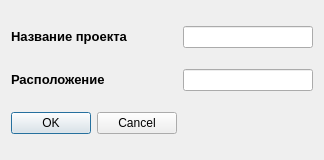
Before: the Qt Designer form createproject.ui in VampireVol/NetworkDiagramEditor, drawn with Qt 5.
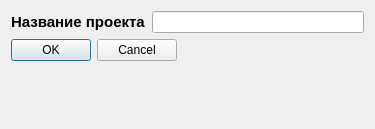
After: the same form once the commit is applied.

The edit to the form file:
```diff
--- a/createproject.ui
+++ b/createproject.ui
@@ -6,40 +6,61 @@
    <rect>
     <x>0</x>
     <y>0</y>
-    <width>324</width>
-    <height>160</height>
+    <width>375</width>
+    <height>129</height>
    </rect>
   </property>
+  <property name="sizePolicy">
+   <sizepolicy hsizetype="Preferred" vsizetype="Fixed">
+    <horstretch>0</horstretch>
+    <verstretch>0</verstretch>
+   </sizepolicy>
+  </property>
   <property name="windowTitle">
    <string>Dialog</string>
   </property>
   <layout class="QGridLayout" name="gridLayout">
    <item row="0" column="0">
-    <widget class="QLabel" name="label">
+    <layout class="QVBoxLayout" name="verticalLayout">
+     <item>
+      <layout class="QHBoxLayout" name="horizontalLayout">
+       <item alignment="Qt::AlignHCenter|Qt::AlignVCenter">
+        <widget class="QLabel" name="nameProjectLabel">
      <property name="text">
-      <string>&lt;html&gt;&lt;head/&gt;&lt;body&gt;&lt;p&gt;&lt;span style=&quot; font-size:10pt; font-weight:600;&quot;&gt;Название проекта&lt;/span&gt;&lt;/p&gt;&lt;/body&gt;&lt;/html&gt;</string>
+          <string>&lt;html&gt;&lt;head/&gt;&lt;body&gt;&lt;p&gt;&lt;span style=&quot; font-size:11pt; font-weight:600;&quot;&gt;Название проекта&lt;/span&gt;&lt;/p&gt;&lt;/body&gt;&lt;/html&gt;</string>
      </property>
     </widget>
    </item>
-   <item row="1" column="1">
-    <widget class="QLineEdit" name="lineEdit_2"/>
-   </item>
-   <item row="1" column="0">
-    <widget class="QLabel" name="label_2">
-     <property name="text">
-      <string>&lt;html&gt;&lt;head/&gt;&lt;body&gt;&lt;p&gt;&lt;span style=&quot; font-size:10pt; font-weight:600;&quot;&gt;Расположение&lt;/span&gt;&lt;/p&gt;&lt;/body&gt;&lt;/html&gt;</string>
-     </property>
-    </widget>
-   </item>
-   <item row="0" column="1">
-    <widget class="QLineEdit" name="lineEdit"/>
-   </item>
-   <item row="2" column="0">
+       <item>
+        <widget class="QLineEdit" name="nameProject"/>
+       </item>
+      </layout>
+     </item>
+     <item>
+      <layout class="QHBoxLayout" name="horizontalLayout_2">
+       <item alignment="Qt::AlignLeft|Qt::AlignTop">
     <widget class="QDialogButtonBox" name="buttonBox">
      <property name="standardButtons">
       <set>QDialogButtonBox::Cancel|QDialogButtonBox::Ok</set>
      </property>
     </widget>
+       </item>
+       <item>
+        <spacer name="horizontalSpacer">
+         <property name="orientation">
+          <enum>Qt::Horizontal</enum>
+         </property>
+         <property name="sizeHint" stdset="0">
+          <size>
+           <width>68</width>
+           <height>20</height>
+          </size>
+         </property>
+        </spacer>
+       </item>
+      </layout>
+     </item>
+    </layout>
    </item>
   </layout>
  </widget>
```
Lines whose indentation alone changed are shown as unchanged.
